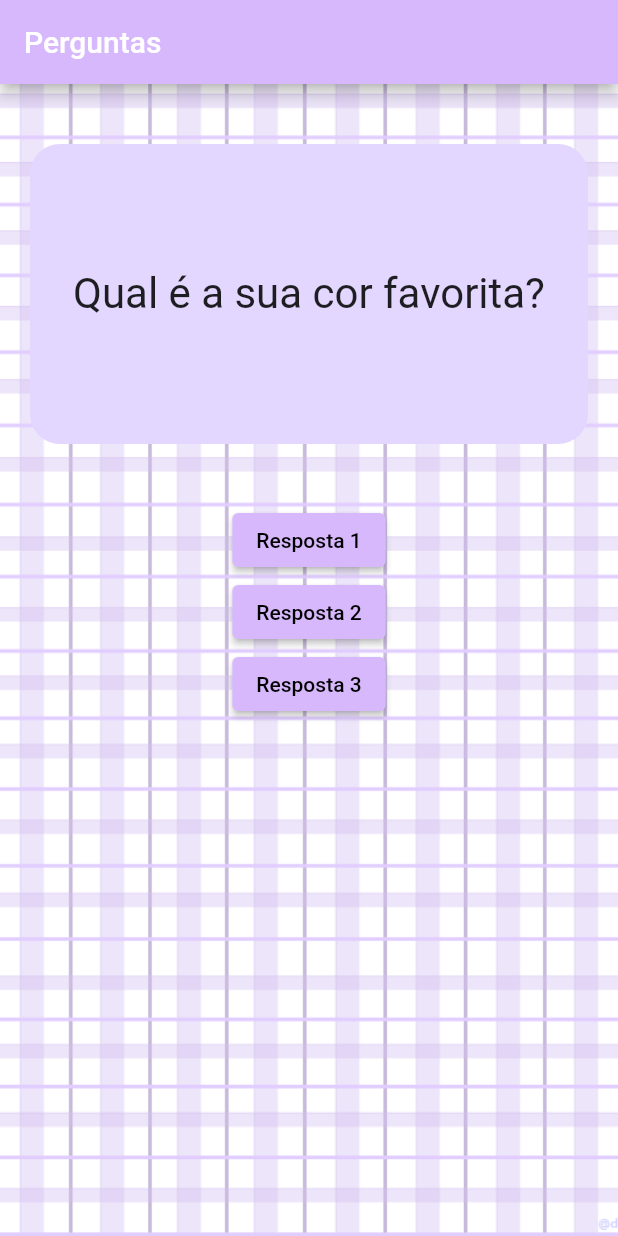
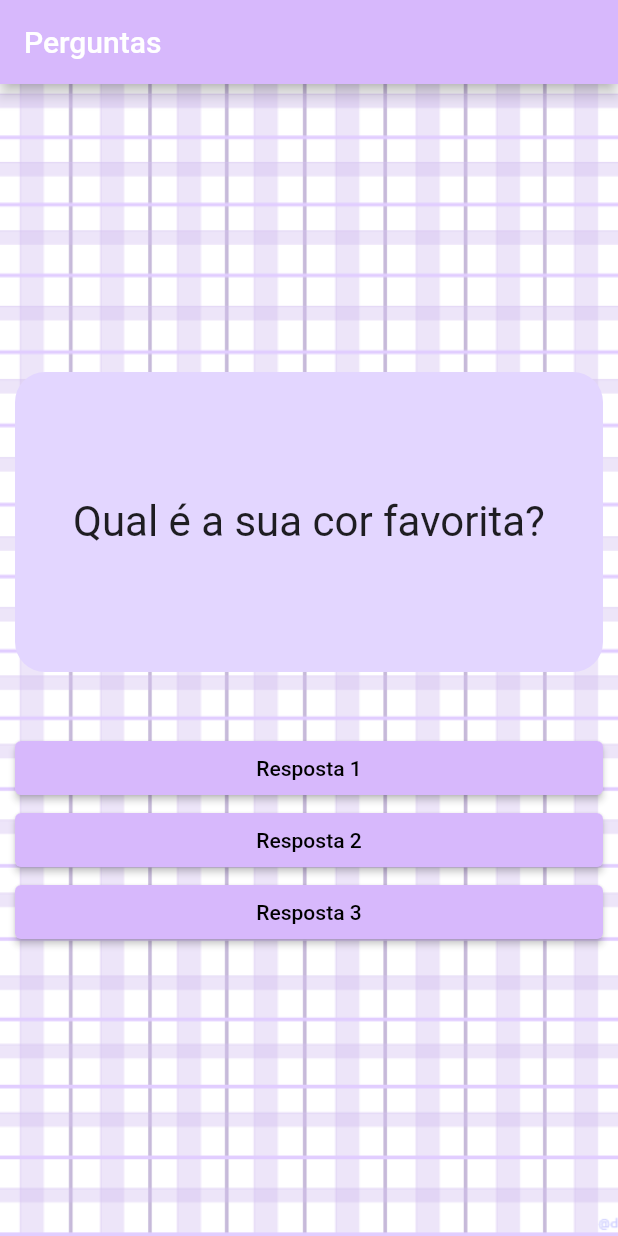
Before and after one commit to AnaTorres61/Flutter_Study, a Flutter app: the screen it shows after launch, on a phone screen of 412 x 824 dp. Run offline on Flutter 3.47's test engine with Material 2 defaults, Android fonts, the phone set to English and light mode, and no system bars.

Commit message:
new widget-Resposta and use Map in questions

```diff
--- a/questions_project/lib/main.dart
+++ b/questions_project/lib/main.dart
@@ -1,5 +1,6 @@
 import 'package:flutter/material.dart';
 import './questao.dart';
+import './resposta.dart';
 
 main() => runApp(PerguntaApp());
 
@@ -10,14 +11,23 @@ class _PerguntaAppState extends State<PerguntaApp> {
     setState(() {
       _perguntaSelecionada++;
     });
-    print(_perguntaSelecionada);
   }
 
   @override
   Widget build(BuildContext context) {
-    final perguntas = [
-      'Qual é a sua cor favorita?',
-      'Qual é o seu animal favorito?',
+    final /*List<Map<String,Object>>*/ perguntas = [
+      {
+        'texto':'Qual é a sua cor favorita?',
+        'respostas':['Preto','Vermelho','Verde','Branco']
+      },
+      {
+        'texto':'Qual é o seu animal favorito?',
+        'resposta': ['Coelho','Cobra','Elefante','Leão'],
+      },
+      {
+        'texto':'Qual o seu instrutor favorito?',
+        'resposta': ['Maria','João','Leo','Pedro'],
+      }
     ];
 
     return MaterialApp(
@@ -34,39 +44,13 @@ class _PerguntaAppState extends State<PerguntaApp> {
               ),
           ),
           child: Column(
-            children: [
-              Questao(perguntas[_perguntaSelecionada]),
-              ElevatedButton(
-                onPressed: _responder,
-                child: Text(
-                  'Resposta 1',
-                  style: TextStyle(color: Color.fromARGB(255, 0, 0, 0)),
-                  ),
-                style: ElevatedButton.styleFrom(
-                  backgroundColor: Color.fromARGB(255, 215, 184, 252),
-                ),
-              ),
-              ElevatedButton(
-                onPressed: _responder,
-                child: Text(
-                  'Resposta 2',
-                  style: TextStyle(color: Color.fromARGB(255, 0, 0, 0)),
-                  ),
-                style: ElevatedButton.styleFrom(
-                  backgroundColor: Color.fromARGB(255, 215, 184, 252),
-                ),
-              ),
-              ElevatedButton(
-                onPressed: _responder,
-                child: Text(
-                  'Resposta 3',
-                  style: TextStyle(color: Color.fromARGB(255, 0, 0, 0)),
-                  ),
-                style: ElevatedButton.styleFrom(
-                  backgroundColor: Color.fromARGB(255, 215, 184, 252),
-                ),
-              ),
-            ],
+              mainAxisAlignment: MainAxisAlignment.center,
+              children: [
+                Questao(perguntas[_perguntaSelecionada]['texto'].toString()),
+                Resposta('Resposta 1',_responder),
+                Resposta('Resposta 2',_responder),
+                Resposta('Resposta 3',_responder),
+              ],
           ),
         ),
       ),
--- a/questions_project/lib/questao.dart
+++ b/questions_project/lib/questao.dart
@@ -11,7 +11,7 @@ class Questao extends StatelessWidget {
     return Container(
       width: double.infinity,
       height: 200.0,
-      margin: EdgeInsets.fromLTRB(20.0, 40.0, 20.0, 40.0),
+      margin: EdgeInsets.fromLTRB(10.0, 0.0, 10.0, 40.0),
       alignment: Alignment.center,
       decoration: BoxDecoration(
         color: Color.fromARGB(255, 227, 214, 255),
--- /dev/null
+++ b/questions_project/lib/resposta.dart
@@ -0,0 +1,26 @@
+import 'package:flutter/material.dart';
+
+class Resposta extends StatelessWidget {
+  final String texto;
+  final void Function() onSelecao;
+
+  Resposta(this.texto, this.onSelecao);
+
+  @override
+  Widget build(BuildContext context) {
+    return Container(
+      width: double.infinity,
+      margin: EdgeInsets.only(right: 10,left: 10),
+      child: ElevatedButton(
+        onPressed: onSelecao,
+        child: Text(
+          texto,
+          style: TextStyle(color: Color.fromARGB(255, 0, 0, 0)),
+        ),
+        style: ElevatedButton.styleFrom(
+          backgroundColor: Color.fromARGB(255, 215, 184, 252),
+        ),
+      ),
+    );
+  }
+}
```
